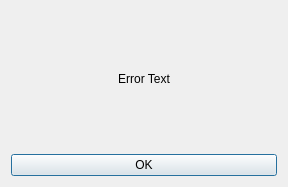
This is pyqt/ht/err_dialog.ui in opetelin/olegs_test_repo as Qt 5 draws it before an edit. The edited form follows.
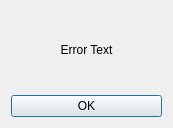
This is the edited form.

The edit to the form file:
```diff
--- a/pyqt/ht/err_dialog.ui
+++ b/pyqt/ht/err_dialog.ui
@@ -6,8 +6,8 @@
    <rect>
     <x>0</x>
     <y>0</y>
-    <width>288</width>
-    <height>187</height>
+    <width>173</width>
+    <height>128</height>
    </rect>
   </property>
   <property name="windowTitle">
```
